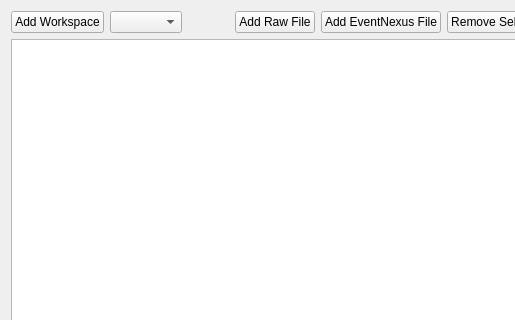
This is Code/Mantid/MantidQt/CustomInterfaces/inc/MantidQtCustomInterfaces/CreateMDWorkspace.ui in mantidproject/mantid as Qt 5 draws it before an edit; both pictures show x 0 to 515 and y 0 to 320 of the 867 by 757 pixel window. The edited form follows.
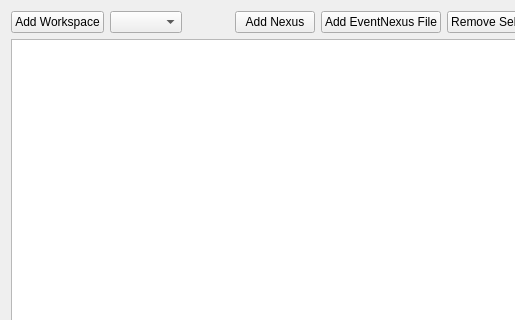
This is the edited form. Custom widgets are drawn as their Qt base class.

Patch:
```diff
--- a/Code/Mantid/MantidQt/CustomInterfaces/inc/MantidQtCustomInterfaces/CreateMDWorkspace.ui
+++ b/Code/Mantid/MantidQt/CustomInterfaces/inc/MantidQtCustomInterfaces/CreateMDWorkspace.ui
@@ -68,7 +68,7 @@
          <item>
           <widget class="QPushButton" name="btn_add_raw_file">
            <property name="text">
-            <string>Add Raw File</string>
+            <string>Add Nexus</string>
            </property>
           </widget>
          </item>
```
Left out of the diff: 2 changed lines with no effect on the pictures.
